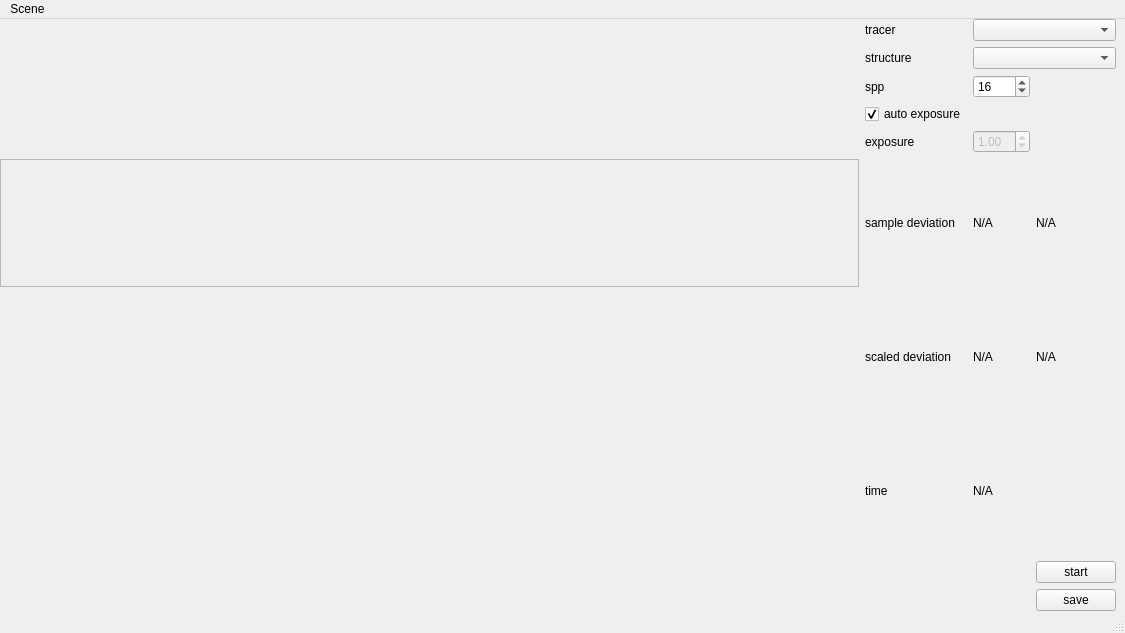
The window that src/mainwindow.ui (DaviesX/x3dcore2) describes before a commit, drawn with Qt 5.
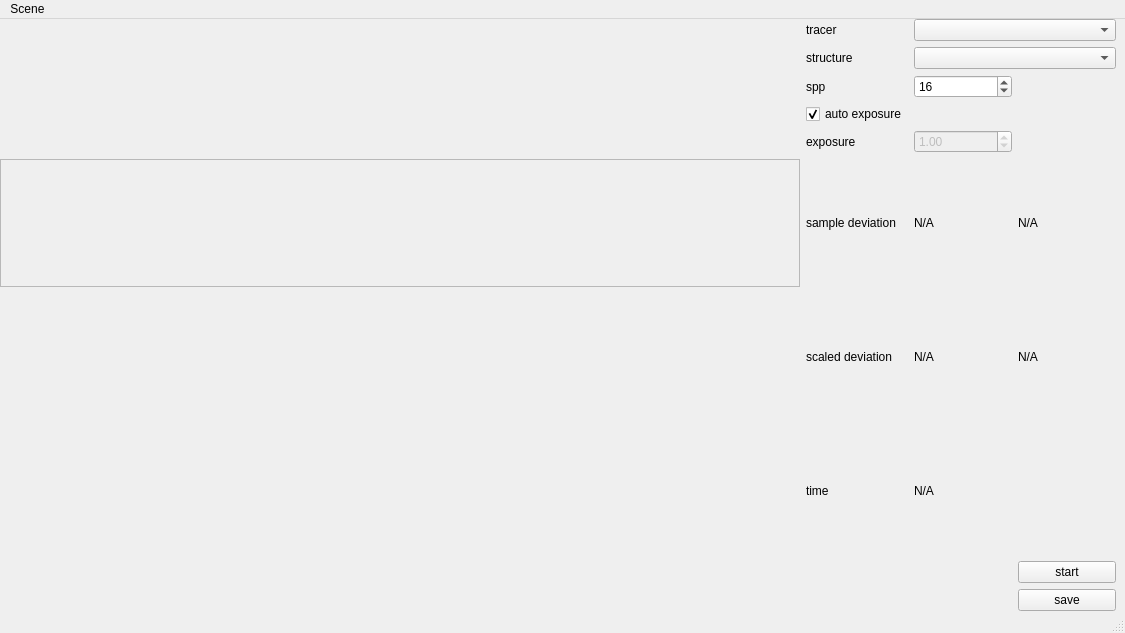
The same window after the commit.

Commit message: Fixed frame's maximum size to 800x600 for now.

```diff
--- a/src/mainwindow.ui
+++ b/src/mainwindow.ui
@@ -167,6 +167,27 @@
     </item>
     <item row="5" column="0">
      <widget class="QFrame" name="frame">
+      <property name="enabled">
+       <bool>true</bool>
+      </property>
+      <property name="sizePolicy">
+       <sizepolicy hsizetype="Preferred" vsizetype="Preferred">
+        <horstretch>0</horstretch>
+        <verstretch>0</verstretch>
+       </sizepolicy>
+      </property>
+      <property name="maximumSize">
+       <size>
+        <width>800</width>
+        <height>600</height>
+       </size>
+      </property>
+      <property name="baseSize">
+       <size>
+        <width>0</width>
+        <height>0</height>
+       </size>
+      </property>
       <property name="frameShape">
        <enum>QFrame::StyledPanel</enum>
       </property>
```
Left out of the diff: 2 changed lines with no effect on the pictures. The commit also changes 2 other files.
